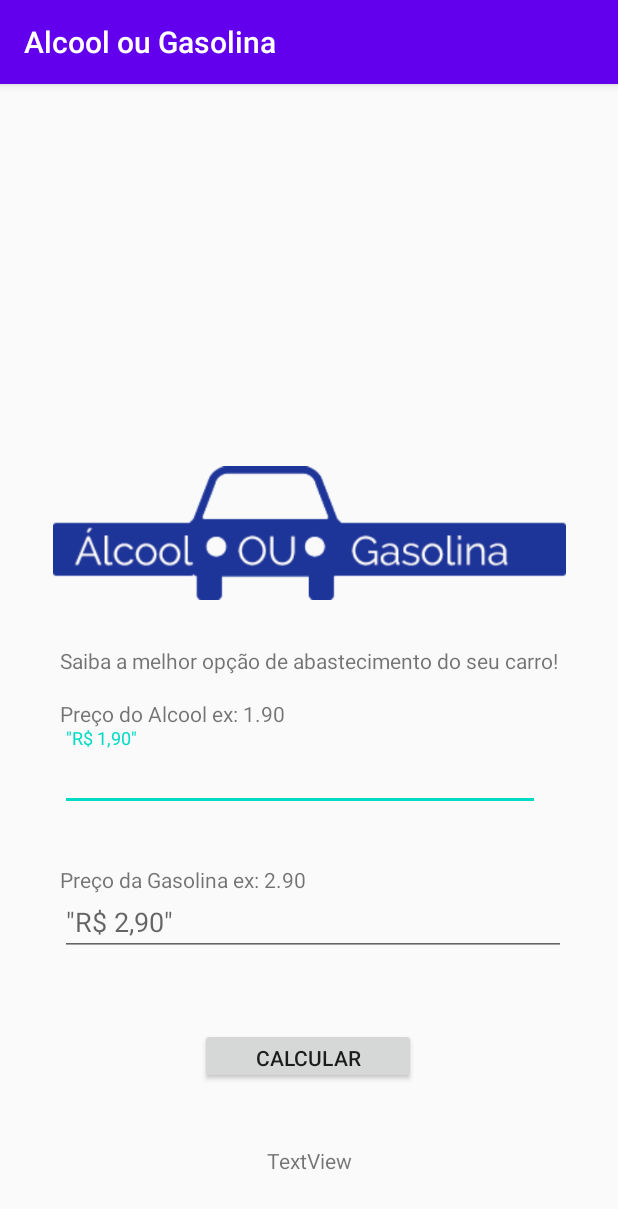
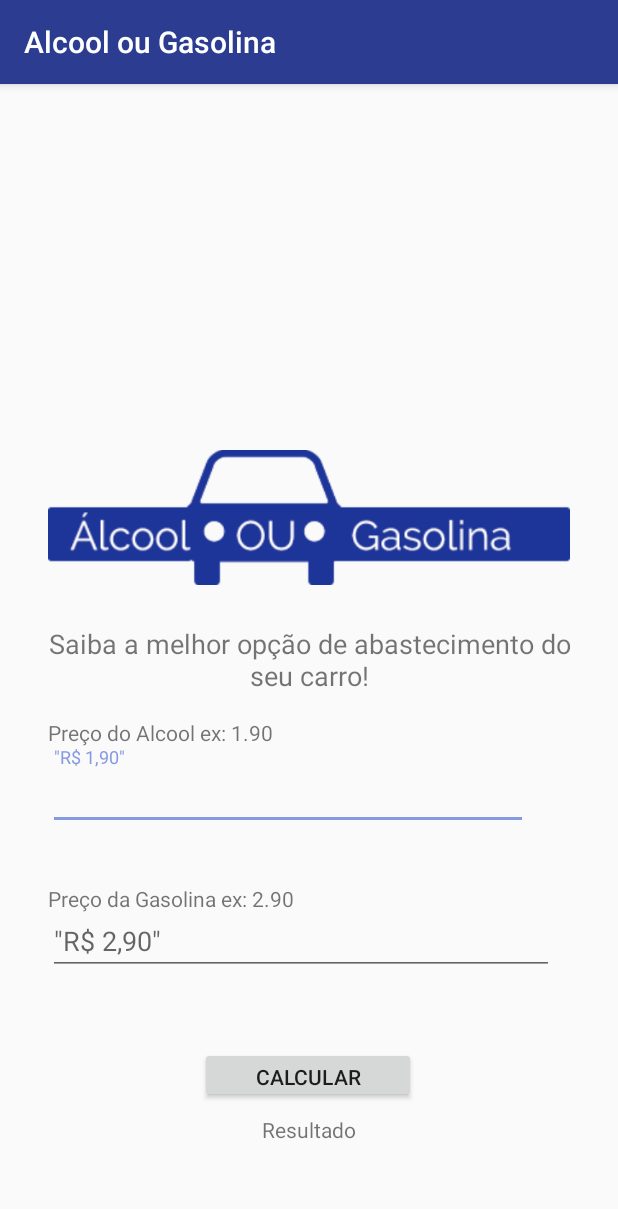
Before and after one commit to victorsantanaa/projetosAndroid, an Android app: the screen it shows after launch (MainActivity), on a phone screen of 412 x 824 dp. Shown: the top 1209 px of the screen. Run offline under Robolectric (Android 15) with nearby library versions, the phone set to English and light mode, and no system bars.

Commit message:
Altera o layout principal do aplicativo

```diff
--- a/Android/Java/APP 4- Alcool ou Gasolina/APP4 - Alcool ou Gasolina/app/src/main/java/com/jamalicia/alcoolougasolina/MainActivity.java
+++ b/Android/Java/APP 4- Alcool ou Gasolina/APP4 - Alcool ou Gasolina/app/src/main/java/com/jamalicia/alcoolougasolina/MainActivity.java
@@ -7,7 +7,6 @@ import android.os.Bundle;
 public class MainActivity extends AppCompatActivity {
 
 
-
     @Override
     protected void onCreate(Bundle savedInstanceState) {
         super.onCreate(savedInstanceState);
--- a/Android/Java/APP 4- Alcool ou Gasolina/APP4 - Alcool ou Gasolina/app/src/main/res/layout/activity_main.xml
+++ b/Android/Java/APP 4- Alcool ou Gasolina/APP4 - Alcool ou Gasolina/app/src/main/res/layout/activity_main.xml
@@ -3,7 +3,8 @@
     xmlns:app="http://schemas.android.com/apk/res-auto"
     xmlns:tools="http://schemas.android.com/tools"
     android:layout_width="match_parent"
-    android:layout_height="match_parent"
+    android:layout_height="wrap_content"
+    android:layout_gravity="center_horizontal|center_vertical"
     tools:context=".MainActivity">
 
     <com.google.android.material.textfield.TextInputLayout
@@ -22,9 +23,13 @@
 
     <TextView
         android:id="@+id/textView"
-        android:layout_width="wrap_content"
+        android:layout_width="0dp"
         android:layout_height="wrap_content"
+        android:layout_marginLeft="32dp"
+        android:layout_marginRight="32dp"
+        android:gravity="center_horizontal"
         android:text="Saiba a melhor opção de abastecimento do seu carro!"
+        android:textSize="18sp"
         app:layout_constraintBottom_toBottomOf="parent"
         app:layout_constraintLeft_toLeftOf="parent"
         app:layout_constraintRight_toRightOf="parent"
@@ -32,8 +37,12 @@
 
     <ImageView
         android:id="@+id/imageView"
-        android:layout_width="342dp"
-        android:layout_height="97dp"
+        android:layout_width="0dp"
+        android:layout_height="wrap_content"
+        android:layout_marginStart="32dp"
+        android:layout_marginLeft="32dp"
+        android:layout_marginEnd="32dp"
+        android:layout_marginRight="32dp"
         app:layout_constraintBottom_toTopOf="@+id/textView"
         app:layout_constraintEnd_toEndOf="parent"
         app:layout_constraintStart_toStartOf="parent"
@@ -80,10 +89,15 @@
 
     <TextView
         android:id="@+id/textView5"
-        android:layout_width="wrap_content"
+        android:layout_width="0dp"
         android:layout_height="wrap_content"
-        android:text="TextView"
-        app:layout_constraintBottom_toBottomOf="parent"
+        android:layout_marginStart="32dp"
+        android:layout_marginLeft="32dp"
+        android:layout_marginTop="8dp"
+        android:layout_marginEnd="32dp"
+        android:layout_marginRight="32dp"
+        android:gravity="center_horizontal"
+        android:text="Resultado"
         app:layout_constraintEnd_toEndOf="parent"
         app:layout_constraintStart_toStartOf="parent"
         app:layout_constraintTop_toBottomOf="@+id/button" />
--- a/Android/Java/APP 4- Alcool ou Gasolina/APP4 - Alcool ou Gasolina/app/src/main/res/values/colors.xml
+++ b/Android/Java/APP 4- Alcool ou Gasolina/APP4 - Alcool ou Gasolina/app/src/main/res/values/colors.xml
@@ -1,6 +1,6 @@
 <?xml version="1.0" encoding="utf-8"?>
 <resources>
-    <color name="colorPrimary">#6200EE</color>
-    <color name="colorPrimaryDark">#3700B3</color>
-    <color name="colorAccent">#03DAC5</color>
+    <color name="colorPrimary">#2c3d91</color>
+    <color name="colorPrimaryDark">#001261</color>
+    <color name="colorAccent">#869ae3</color>
 </resources>
```
